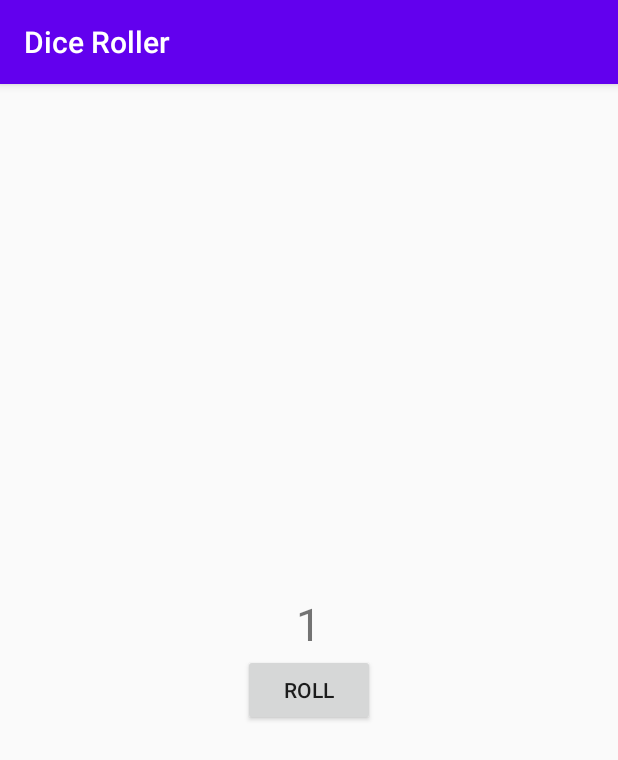
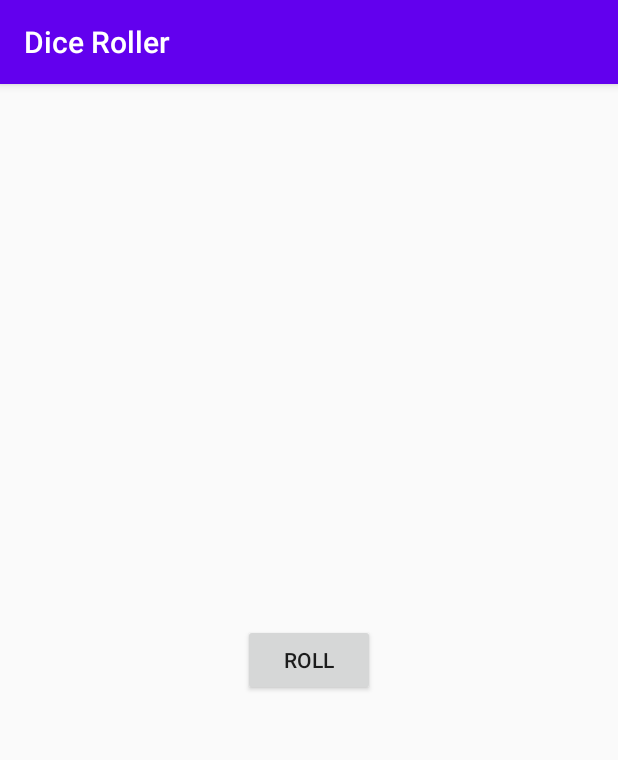
Before and after one commit to abhishekrnc/DiceRoller, an Android app: the screen it shows after launch (MainActivity), on a phone screen of 412 x 824 dp. Shown: the top 760 px of the screen. Run offline under Robolectric (Android 15) with nearby library versions, the phone set to English and light mode, and no system bars.

Commit message:
textview removed

```diff
--- a/app/src/main/res/layout/activity_main.xml
+++ b/app/src/main/res/layout/activity_main.xml
@@ -7,14 +7,7 @@
     android:layout_gravity="center_vertical"
     tools:context=".MainActivity" >
 
-    <TextView
-        android:id="@+id/result_text"
-        android:layout_width="wrap_content"
-        android:layout_height="wrap_content"
-        android:text="1"
-        android:layout_gravity="center_horizontal"
-        android:textSize="30sp"
-        />
+
 
     <Button
         android:id="@+id/roll_button"
```
